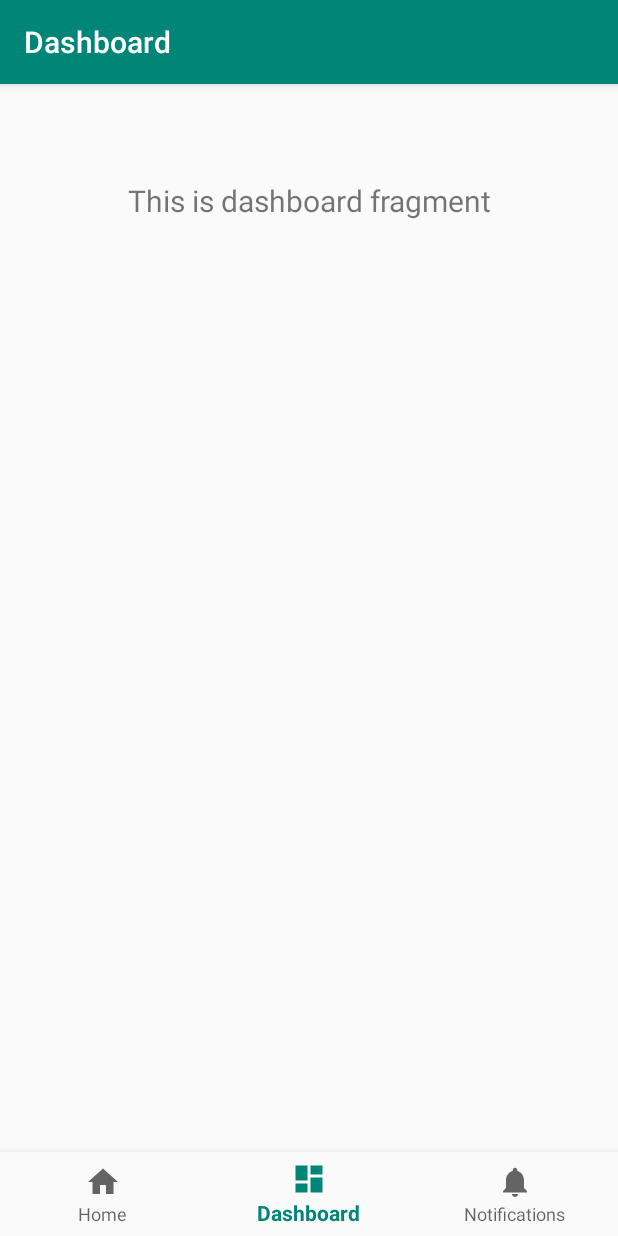
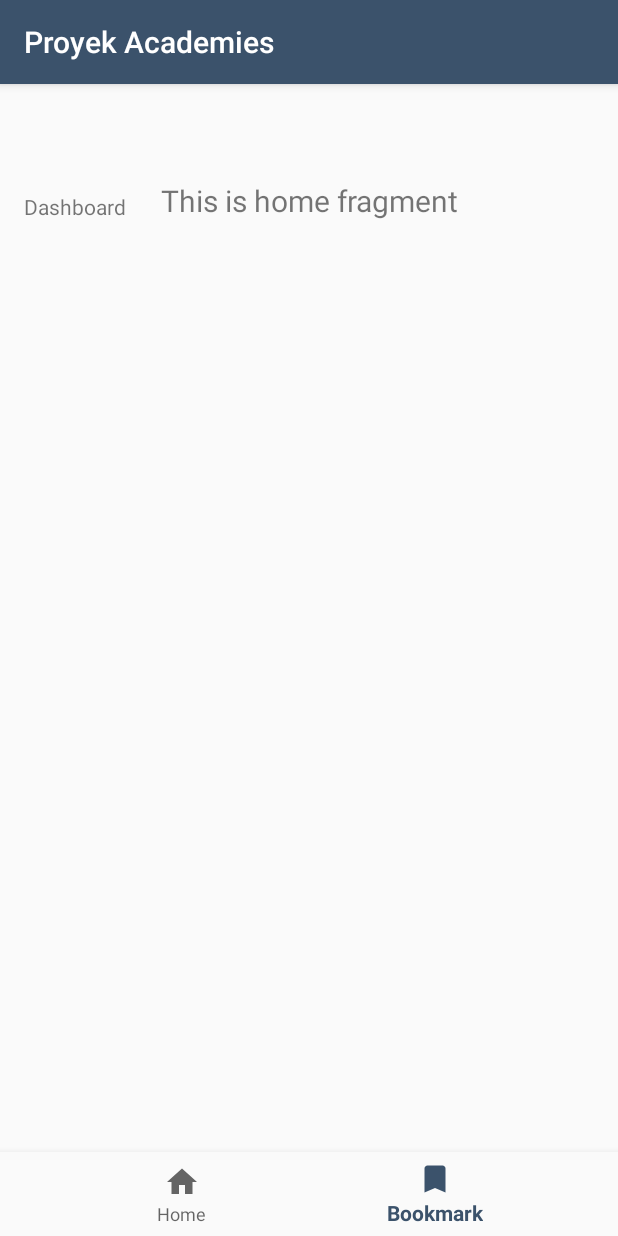
Before and after one commit to f1dz/Jetpack-Academy-Project, an Android app: the screen it shows after launch (HomeActivity), item 2 of the bottom bar chosen, on a phone screen of 412 x 824 dp. Run offline under Robolectric (Android 15) with nearby library versions, the phone set to English and light mode, and no system bars; our stand-ins replace navigation-ui.

Commit message:
Setup assets and project

```diff
--- a/app/src/main/java/in/khofid/academy/ui/home/HomeActivity.java
+++ b/app/src/main/java/in/khofid/academy/ui/home/HomeActivity.java
@@ -1,32 +1,62 @@
 package in.khofid.academy.ui.home;
 
 import android.os.Bundle;
+import android.view.MenuItem;
+import android.widget.TextView;
 
-import com.google.android.material.bottomnavigation.BottomNavigationView;
-
+import androidx.annotation.NonNull;
 import androidx.appcompat.app.AppCompatActivity;
 import androidx.navigation.NavController;
 import androidx.navigation.Navigation;
 import androidx.navigation.ui.AppBarConfiguration;
 import androidx.navigation.ui.NavigationUI;
 
+import com.google.android.material.bottomnavigation.BottomNavigationView;
+
 import in.khofid.academy.R;
 
 public class HomeActivity extends AppCompatActivity {
+
+    private TextView mTextMessage;
+
+    private BottomNavigationView.OnNavigationItemSelectedListener mOnNavigationItemSelectedListener
+            = new BottomNavigationView.OnNavigationItemSelectedListener() {
+        @Override
+        public boolean onNavigationItemSelected(@NonNull MenuItem menuItem) {
+            switch (menuItem.getItemId()) {
+                case R.id.action_home:
+                    mTextMessage.setText(R.string.title_home);
+                    return true;
+                case R.id.action_bookmark:
+                    mTextMessage.setText(R.string.title_dashboard);
+                    return true;
+            }
+            return false;
+        }
+    };
 
     @Override
     protected void onCreate(Bundle savedInstanceState) {
         super.onCreate(savedInstanceState);
         setContentView(R.layout.activity_home);
+
+        mTextMessage = findViewById(R.id.message);
+
         BottomNavigationView navView = findViewById(R.id.nav_view);
         // Passing each menu ID as a set of Ids because each
         // menu should be considered as top level destinations.
+
+        navView.setOnNavigationItemSelectedListener(mOnNavigationItemSelectedListener);
+
+        /*
         AppBarConfiguration appBarConfiguration = new AppBarConfiguration.Builder(
                 R.id.navigation_home, R.id.navigation_dashboard, R.id.navigation_notifications)
                 .build();
         NavController navController = Navigation.findNavController(this, R.id.nav_host_fragment);
         NavigationUI.setupActionBarWithNavController(this, navController, appBarConfiguration);
         NavigationUI.setupWithNavController(navView, navController);
+
+         */
     }
 
 }
--- /dev/null
+++ b/app/src/main/res/drawable/ic_bookmark_selector.xml
@@ -0,0 +1,5 @@
+<?xml version="1.0" encoding="utf-8"?>
+<selector xmlns:android="http://schemas.android.com/apk/res/android" android:exitFadeDuration="@android:integer/config_mediumAnimTime">
+    <item android:drawable="@drawable/ic_bookmarked_white" android:state_selected="true" />
+    <item android:drawable="@drawable/ic_bookmark_white" />
+</selector>
--- /dev/null
+++ b/app/src/main/res/drawable/ic_bookmark_white.xml
@@ -0,0 +1,5 @@
+<vector android:height="24dp" android:tint="#FFFFFF"
+    android:viewportHeight="24.0" android:viewportWidth="24.0"
+    android:width="24dp" xmlns:android="http://schemas.android.com/apk/res/android">
+    <path android:fillColor="#FF000000" android:pathData="M17,3H7c-1.1,0 -1.99,0.9 -1.99,2L5,21l7,-3 7,3V5c0,-1.1 -0.9,-2 -2,-2z"/>
+</vector>
--- /dev/null
+++ b/app/src/main/res/drawable/ic_bookmarked_white.xml
@@ -0,0 +1,5 @@
+<vector android:height="24dp" android:tint="#FFFFFF"
+    android:viewportHeight="24.0" android:viewportWidth="24.0"
+    android:width="24dp" xmlns:android="http://schemas.android.com/apk/res/android">
+    <path android:fillColor="#FF000000" android:pathData="M17,3L7,3c-1.1,0 -1.99,0.9 -1.99,2L5,21l7,-3 7,3L19,5c0,-1.1 -0.9,-2 -2,-2zM17,18l-5,-2.18L7,18L7,5h10v13z"/>
+</vector>
--- /dev/null
+++ b/app/src/main/res/drawable/ic_home_blue.xml
@@ -0,0 +1,5 @@
+<vector android:height="24dp" android:tint="@color/colorPrimary"
+    android:viewportHeight="24.0" android:viewportWidth="24.0"
+    android:width="24dp" xmlns:android="http://schemas.android.com/apk/res/android">
+    <path android:fillColor="#FF000000" android:pathData="M10,20v-6h4v6h5v-8h3L12,3 2,12h3v8z"/>
+</vector>
--- /dev/null
+++ b/app/src/main/res/drawable/ic_home_white.xml
@@ -0,0 +1,5 @@
+<vector android:height="24dp" android:tint="#FFFFFF"
+    android:viewportHeight="24.0" android:viewportWidth="24.0"
+    android:width="24dp" xmlns:android="http://schemas.android.com/apk/res/android">
+    <path android:fillColor="#FF000000" android:pathData="M10,20v-6h4v6h5v-8h3L12,3 2,12h3v8z"/>
+</vector>
--- /dev/null
+++ b/app/src/main/res/drawable/ic_share_blue.xml
@@ -0,0 +1,5 @@
+<vector android:height="24dp" android:tint="@color/colorPrimary"
+    android:viewportHeight="24.0" android:viewportWidth="24.0"
+    android:width="24dp" xmlns:android="http://schemas.android.com/apk/res/android">
+    <path android:fillColor="#FF000000" android:pathData="M18,16.08c-0.76,0 -1.44,0.3 -1.96,0.77L8.91,12.7c0.05,-0.23 0.09,-0.46 0.09,-0.7s-0.04,-0.47 -0.09,-0.7l7.05,-4.11c0.54,0.5 1.25,0.81 2.04,0.81 1.66,0 3,-1.34 3,-3s-1.34,-3 -3,-3 -3,1.34 -3,3c0,0.24 0.04,0.47 0.09,0.7L8.04,9.81C7.5,9.31 6.79,9 6,9c-1.66,0 -3,1.34 -3,3s1.34,3 3,3c0.79,0 1.5,-0.31 2.04,-0.81l7.12,4.16c-0.05,0.21 -0.08,0.43 -0.08,0.65 0,1.61 1.31,2.92 2.92,2.92 1.61,0 2.92,-1.31 2.92,-2.92s-1.31,-2.92 -2.92,-2.92z"/>
+</vector>
--- a/app/src/main/res/layout/activity_home.xml
+++ b/app/src/main/res/layout/activity_home.xml
@@ -5,6 +5,17 @@
     android:layout_width="match_parent"
     android:layout_height="match_parent"
     android:paddingTop="?attr/actionBarSize">
+
+    <TextView
+        android:id="@+id/message"
+        android:layout_width="wrap_content"
+        android:layout_height="wrap_content"
+        android:layout_marginStart="@dimen/activity_horizontal_margin"
+        android:layout_marginLeft="@dimen/activity_horizontal_margin"
+        android:layout_marginTop="@dimen/activity_vertical_margin"
+        android:text="@string/title_home"
+        app:layout_constraintLeft_toLeftOf="parent"
+        app:layout_constraintTop_toTopOf="parent" />
 
     <com.google.android.material.bottomnavigation.BottomNavigationView
         android:id="@+id/nav_view"
--- a/app/src/main/res/menu/bottom_nav_menu.xml
+++ b/app/src/main/res/menu/bottom_nav_menu.xml
@@ -1,19 +1,12 @@
 <?xml version="1.0" encoding="utf-8"?>
 <menu xmlns:android="http://schemas.android.com/apk/res/android">
-
     <item
-        android:id="@+id/navigation_home"
-        android:icon="@drawable/ic_home_black_24dp"
-        android:title="@string/title_home" />
-
+        android:id="@+id/action_home"
+        android:checked="true"
+        android:icon="@drawable/ic_home_white"
+        android:title="@string/home" />
     <item
-        android:id="@+id/navigation_dashboard"
-        android:icon="@drawable/ic_dashboard_black_24dp"
-        android:title="@string/title_dashboard" />
-
-    <item
-        android:id="@+id/navigation_notifications"
-        android:icon="@drawable/ic_notifications_black_24dp"
-        android:title="@string/title_notifications" />
-
+        android:id="@+id/action_bookmark"
+        android:icon="@drawable/ic_bookmark_white"
+        android:title="@string/bookmark" />
 </menu>
--- a/app/src/main/res/values/colors.xml
+++ b/app/src/main/res/values/colors.xml
@@ -1,6 +1,11 @@
 <?xml version="1.0" encoding="utf-8"?>
 <resources>
-    <color name="colorPrimary">#008577</color>
-    <color name="colorPrimaryDark">#00574B</color>
-    <color name="colorAccent">#D81B60</color>
+    <color name="colorPrimary">#3B526B</color>
+    <color name="colorPrimaryDark">#FF2F3F51</color>
+    <color name="colorAccent">#FF5584</color>
+    <color name="colorImage">#13C5C6</color>
+    <color name="colorText">#3E3E3E</color>
+    <color name="colorTextSecondary">#6D767E</color>
+    <color name="colorTextTertiary">#EFEFEF</color>
+    <color name="colorAccentSecondary">#FF8FAF</color>
 </resources>
```
Also changed, not shown: app/src/main/res/drawable/bg_button.xml (added, +16 -0 lines), app/src/main/res/drawable/bg_button_disable.xml (added, +16 -0 lines), app/src/main/res/drawable/ic_broken_image_black.xml (added, +9 -0 lines), app/src/main/res/drawable/ic_circle_black.xml (added, +9 -0 lines), app/src/main/res/drawable/ic_error.xml (added, +17 -0 lines), app/src/main/res/drawable/ic_loading.xml (added, +17 -0 lines), app/src/main/res/drawable/ic_refresh_black.xml (added, +9 -0 lines), app/src/main/res/values/strings.xml (+18 -5 lines).
